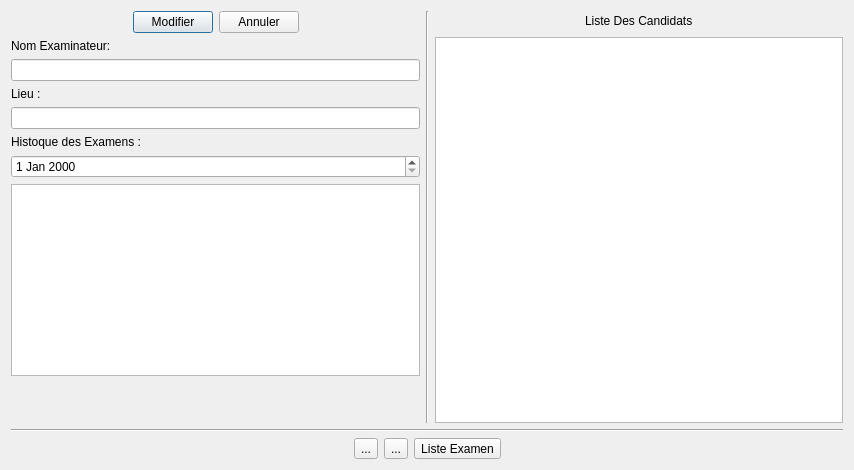
This is Auto_Ecole/examen/detailsexam.ui in AmineHouari98/auto_Ecole as Qt 5 draws it before an edit. The edited form follows.
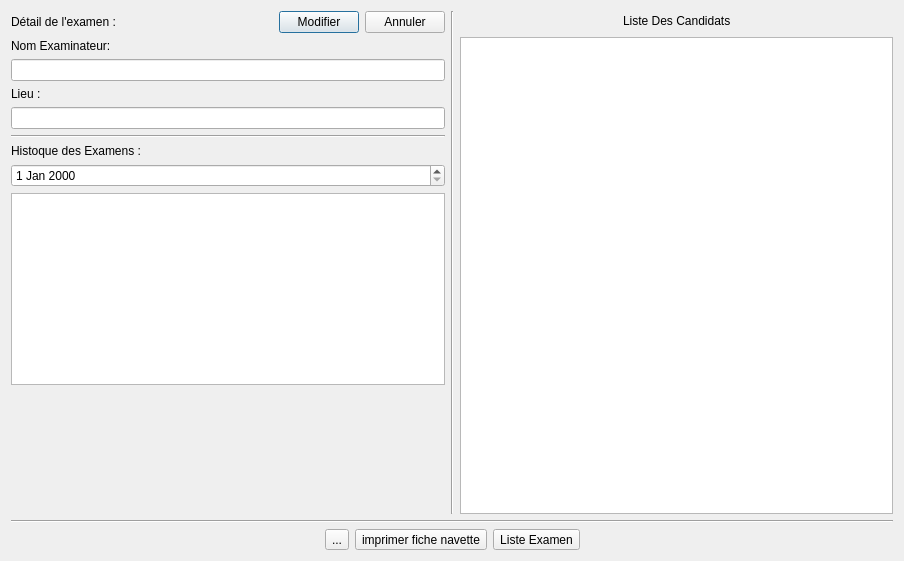
This is the edited form. Icons and pictures are not drawn.

Diff of the .ui file:
```diff
--- a/Auto_Ecole/examen/detailsexam.ui
+++ b/Auto_Ecole/examen/detailsexam.ui
@@ -6,8 +6,8 @@
    <rect>
     <x>0</x>
     <y>0</y>
-    <width>854</width>
-    <height>470</height>
+    <width>904</width>
+    <height>561</height>
    </rect>
   </property>
   <property name="windowTitle">
@@ -22,6 +22,13 @@
         <layout class="QVBoxLayout" name="verticalLayout">
          <item>
           <layout class="QHBoxLayout" name="horizontalLayout">
+           <item>
+            <widget class="QLabel" name="label_2">
+             <property name="text">
+              <string>Détail de l'examen :</string>
+             </property>
+            </widget>
+           </item>
            <item>
             <spacer name="horizontalSpacer_6">
              <property name="orientation">
@@ -49,19 +56,6 @@
              </property>
             </widget>
            </item>
-           <item>
-            <spacer name="horizontalSpacer_5">
-             <property name="orientation">
-              <enum>Qt::Horizontal</enum>
-             </property>
-             <property name="sizeHint" stdset="0">
-              <size>
-               <width>40</width>
-               <height>20</height>
-              </size>
-             </property>
-            </spacer>
-           </item>
           </layout>
          </item>
          <item>
@@ -94,6 +88,13 @@
              </item>
             </layout>
            </item>
+           <item>
+            <widget class="Line" name="line">
+             <property name="orientation">
+              <enum>Qt::Horizontal</enum>
+             </property>
+            </widget>
+           </item>
            <item>
             <layout class="QVBoxLayout" name="verticalLayout_7">
              <item>
@@ -215,7 +216,23 @@
          <item>
           <widget class="QToolButton" name="toolButton_2">
            <property name="text">
-            <string>...</string>
+            <string>imprimer fiche navette</string>
+           </property>
+           <property name="icon">
+            <iconset resource="../ressources.qrc">
+             <normaloff>:/Assets/Images/icons/print.svg</normaloff>:/Assets/Images/icons/print.svg</iconset>
+           </property>
+           <property name="checkable">
+            <bool>false</bool>
+           </property>
+           <property name="autoExclusive">
+            <bool>false</bool>
+           </property>
+           <property name="autoRepeatInterval">
+            <number>100</number>
+           </property>
+           <property name="toolButtonStyle">
+            <enum>Qt::ToolButtonTextUnderIcon</enum>
            </property>
           </widget>
          </item>
@@ -230,6 +247,13 @@
            <property name="text">
             <string>Liste Examen</string>
            </property>
+           <property name="icon">
+            <iconset resource="../ressources.qrc">
+             <normaloff>:/Assets/Images/icons/exams.ico</normaloff>:/Assets/Images/icons/exams.ico</iconset>
+           </property>
+           <property name="toolButtonStyle">
+            <enum>Qt::ToolButtonTextUnderIcon</enum>
+           </property>
           </widget>
          </item>
         </layout>
```
Left out of the diff: 6 changed lines with no effect on the pictures.
